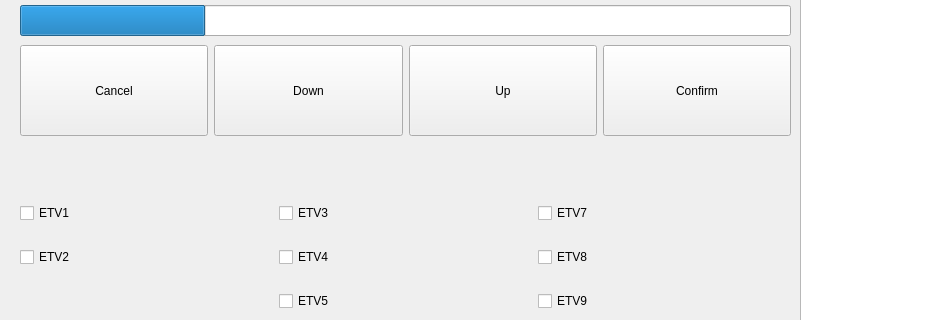
Fantazzj/Arduino-watering-system, file code/lib/ControlUnit.ui: the form before one commit; both pictures show x 0 to 931 and y 215 to 535 of the 1081 by 644 pixel window.
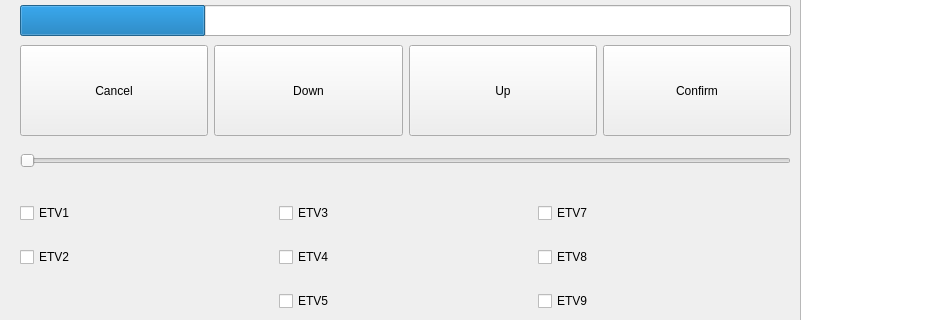
The form after the commit.

Commit message: initial moisture sensor

Diff of the .ui file:
```diff
--- a/code/lib/ControlUnit.ui
+++ b/code/lib/ControlUnit.ui
@@ -1113,6 +1113,19 @@
      <string>%p%</string>
     </property>
    </widget>
+   <widget class="QSlider" name="moisture">
+    <property name="geometry">
+     <rect>
+      <x>20</x>
+      <y>360</y>
+      <width>771</width>
+      <height>31</height>
+     </rect>
+    </property>
+    <property name="orientation">
+     <enum>Qt::Horizontal</enum>
+    </property>
+   </widget>
   </widget>
   <widget class="QMenuBar" name="menubar">
    <property name="geometry">
```
Left out of the diff: 2 changed lines with no effect on the pictures. The commit also changes 6 other files.
